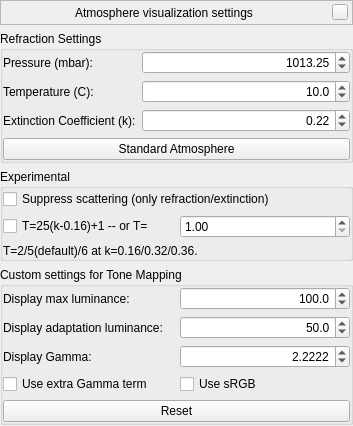
This is src/gui/atmosphereDialog.ui in Stellarium/stellarium as Qt 5 draws it before an edit. The edited form follows.
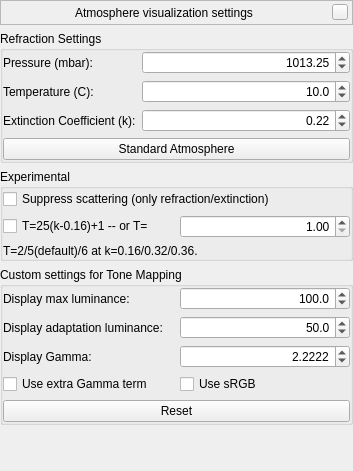
This is the edited form. Custom widgets are drawn as their Qt base class.

What changed in the file:
```diff
--- a/src/gui/atmosphereDialog.ui
+++ b/src/gui/atmosphereDialog.ui
@@ -7,7 +7,7 @@
     <x>0</x>
     <y>0</y>
     <width>353</width>
-    <height>426</height>
+    <height>471</height>
    </rect>
   </property>
   <property name="sizePolicy">
@@ -75,6 +75,9 @@
         </item>
         <item row="1" column="1">
          <widget class="QDoubleSpinBox" name="doubleSpinBox_T">
+          <property name="alignment">
+           <set>Qt::AlignRight|Qt::AlignTrailing|Qt::AlignVCenter</set>
+          </property>
           <property name="minimum">
            <double>1.000000000000000</double>
           </property>
```
